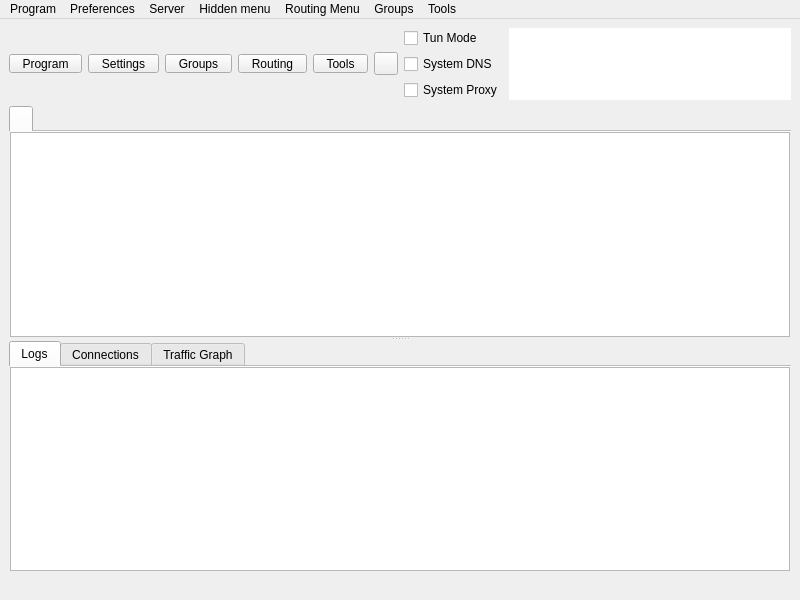
The window that upstream/include/ui/mainwindow.ui (hopol/throne-mirror) describes before a commit, drawn with Qt 5.
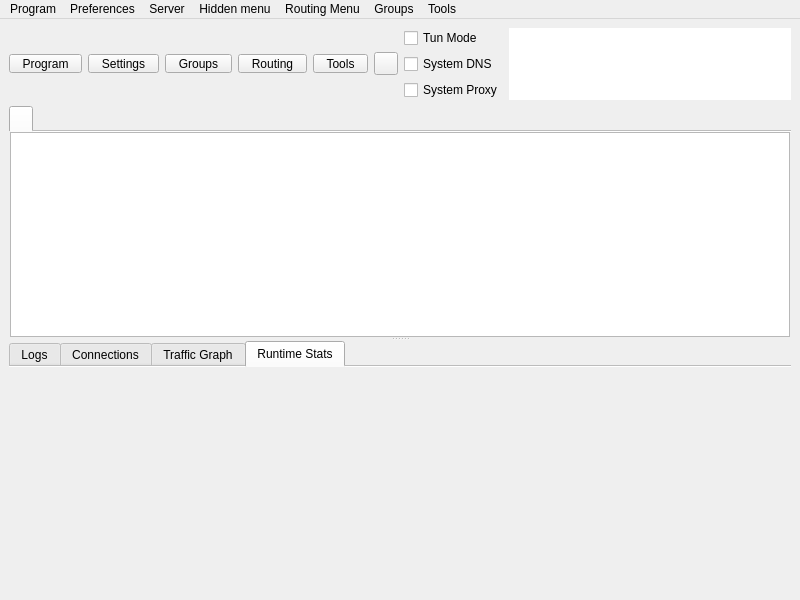
The same window after the commit. The open tabs and pages were chosen to show the change. Icons and pictures are not drawn. Custom widgets are drawn as their Qt base class.

Patch:
```diff
--- a/upstream/include/ui/mainwindow.ui
+++ b/upstream/include/ui/mainwindow.ui
@@ -602,6 +602,31 @@
                </property>
               </layout>
              </widget>
+             <widget class="QWidget" name="runtime_tab">
+              <attribute name="title">
+               <string>Runtime Stats</string>
+              </attribute>
+              <layout class="QHBoxLayout" name="horizontalLayout_7">
+               <property name="spacing">
+                <number>0</number>
+               </property>
+               <property name="sizeConstraint">
+                <enum>QLayout::SizeConstraint::SetDefaultConstraint</enum>
+               </property>
+               <property name="leftMargin">
+                <number>1</number>
+               </property>
+               <property name="topMargin">
+                <number>0</number>
+               </property>
+               <property name="rightMargin">
+                <number>1</number>
+               </property>
+               <property name="bottomMargin">
+                <number>0</number>
+               </property>
+              </layout>
+             </widget>
             </widget>
            </item>
           </layout>
```
Left out of the diff: 1 changed line with no effect on the pictures.
